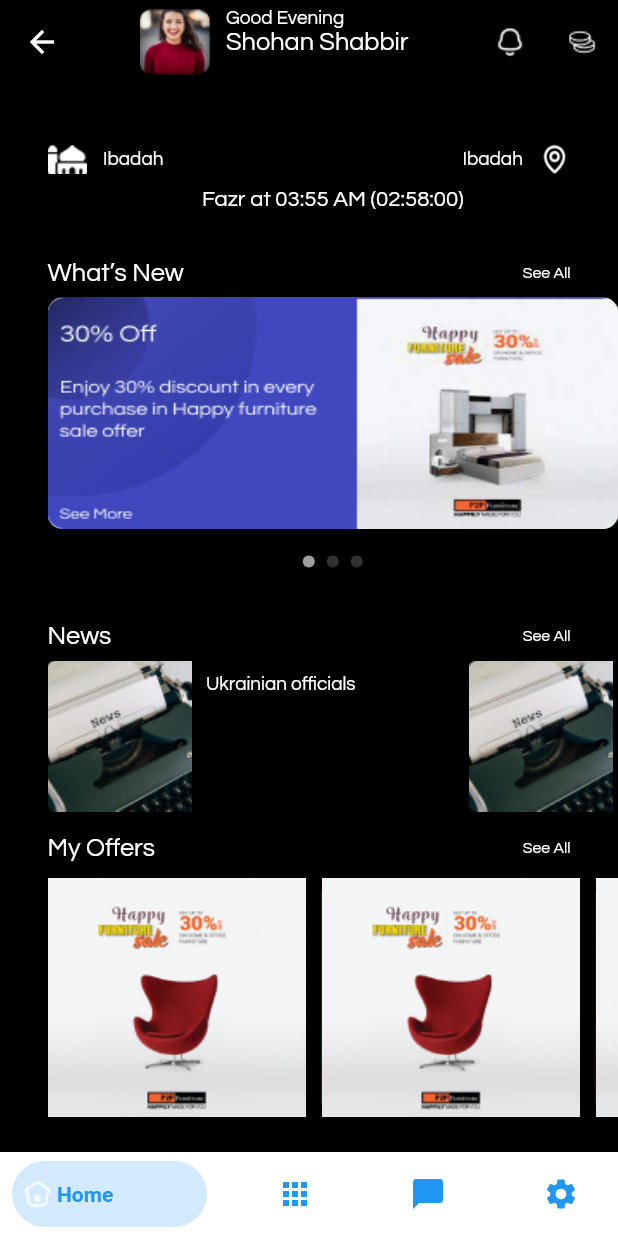
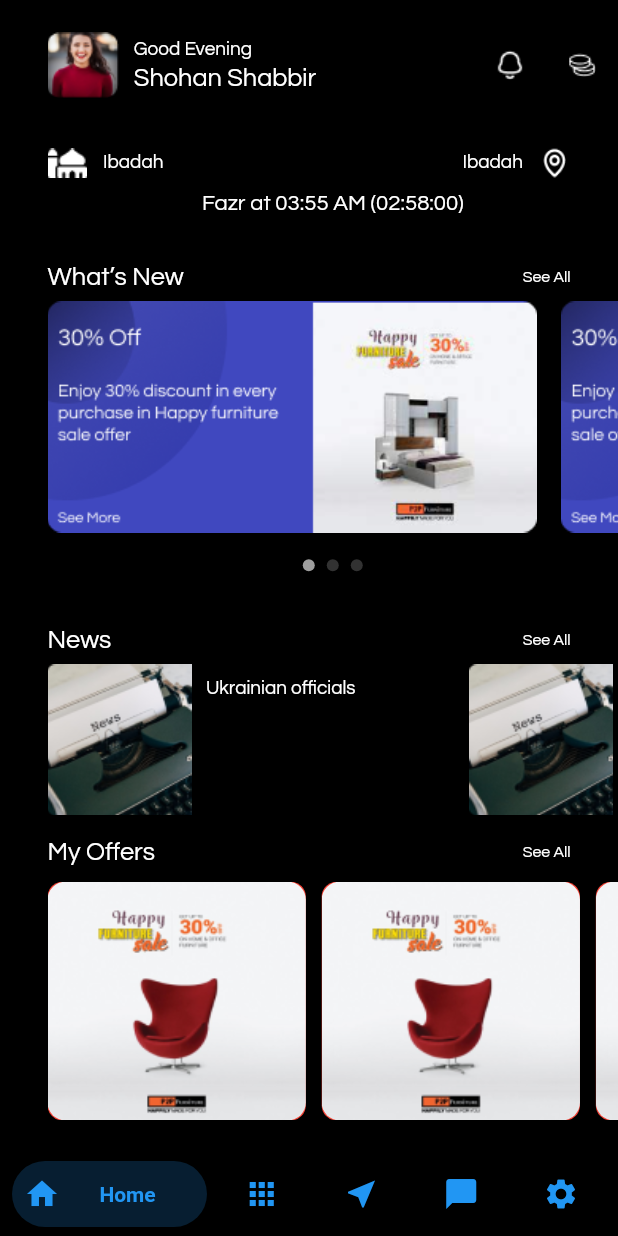
Before and after one commit to SyedMahide/final_ui, a Flutter app: the MainScreen screen opened directly, on a phone screen of 412 x 824 dp. Run offline on Flutter 3.47's test engine with Material 2 defaults, Android fonts, the phone set to English and light mode, and no system bars; drawn by our look-alikes of bottom_navy_bar, page_view_indicators; our stand-ins replace flutter_screenutil, pin_code_fields, smooth_page_indicator.

Commit message:
fix Home page

```diff
--- a/lib/ui/home_screen.dart
+++ b/lib/ui/home_screen.dart
@@ -15,7 +15,7 @@ class _HomeScreenState extends State<HomeScreen> {
     "assets/ad.png",
     "assets/ad.png",
   ];
-  final _addPageController = PageController();
+  final _addPageController = PageController(viewportFraction: 0.9);
   final _currentAddPageNotifier = ValueNotifier<int>(0);
   final _newsItems = [
     "assets/news.png",
@@ -40,13 +40,23 @@ class _HomeScreenState extends State<HomeScreen> {
   @override
   Widget build(BuildContext context) {
     return Scaffold(
-      appBar: AppBar(
-        title: Column(
+      backgroundColor: Colors.black,
+      body: SafeArea(
+        child: SingleChildScrollView(
+          child: Container(
+            margin: EdgeInsets.only(left: 30.w, top: 20.h),
+            child: Column(
+              // crossAxisAlignment: CrossAxisAlignment.start,
+              children: [
+                Column(
+                  children: [
+                    Row(
+                      mainAxisAlignment: MainAxisAlignment.spaceBetween,
                       children: [
                         Row(
                           children: [
                             Container(
-                  margin: EdgeInsets.only(left: 20.w),
+                              // margin: EdgeInsets.only(left: 20.w),
                               height: 45.h,
                               width: 45.w,
                               decoration: BoxDecoration(
@@ -61,7 +71,7 @@ class _HomeScreenState extends State<HomeScreen> {
                               height: 45.h,
                               margin: const EdgeInsets.only(left: 10),
                               child: Column(
-                    mainAxisAlignment: MainAxisAlignment.start,
+                                mainAxisAlignment: MainAxisAlignment.center,
                                 crossAxisAlignment: CrossAxisAlignment.start,
                                 children: [
                                   Text(
@@ -71,6 +81,9 @@ class _HomeScreenState extends State<HomeScreen> {
                                         color: Colors.white,
                                         fontSize: 12.sp,
                                         fontWeight: FontWeight.w500),
+                                  ),
+                                  SizedBox(
+                                    height: 4,
                                   ),
                                   Text(
                                     "Shohan Shabbir",
@@ -82,19 +95,11 @@ class _HomeScreenState extends State<HomeScreen> {
                                   ),
                                 ],
                               ),
-                )
-              ],
                             ),
                           ],
                         ),
-        backgroundColor: Colors.black,
-        actions: <Widget>[
-          /* IconButton(
-            icon: Image.asset('assets/Search.png'),
-            onPressed: () {
-              // do something
-            },
-          ),*/
+                        Row(
+                          children: [
                             IconButton(
                               icon: Image.asset('assets/Notification.png'),
                               onPressed: () {
@@ -106,17 +111,14 @@ class _HomeScreenState extends State<HomeScreen> {
                               onPressed: () {
                                 // do something
                               },
+                            ),
+                          ],
                         )
                       ],
                     ),
-      backgroundColor: Colors.black,
-      body: SafeArea(
-        child: SingleChildScrollView(
-          child: Container(
-            margin: EdgeInsets.only(left: 30.w, top: 40.h),
-            child: Column(
-              // crossAxisAlignment: CrossAxisAlignment.start,
-              children: [
+                    SizedBox(height: 30)
+                  ],
+                ),
                 Row(
                   children: [
                     Container(
@@ -323,7 +325,6 @@ class _HomeScreenState extends State<HomeScreen> {
     return Container(
       width: 163.w,
       height: 163.h,
-
       margin: EdgeInsets.only(right: 10.w),
       decoration: BoxDecoration(
         borderRadius: BorderRadius.circular(10),
@@ -331,10 +332,15 @@ class _HomeScreenState extends State<HomeScreen> {
       ),
       child: Stack(
         children: [
-          Image.asset(_offersItems[index],
+          ClipRRect(
+            borderRadius: BorderRadius.circular(12),
+            child: Image.asset(
+              _offersItems[index],
               height: double.infinity,
               width: double.infinity,
-              fit: BoxFit.fill),
+              fit: BoxFit.fill,
+            ),
+          )
         ],
       ),
     );
@@ -349,7 +355,6 @@ class _HomeScreenState extends State<HomeScreen> {
         borderRadius: BorderRadius.circular(10),
       ),
       child: Container(
-
         child: Row(
           children: [
             Container(
@@ -383,23 +388,7 @@ class _HomeScreenState extends State<HomeScreen> {
                             fontWeight: FontWeight.w400),
                       ),
                     ),
-
                     Spacer(),
-                    /*Row(
-                      children: [
-                        Spacer(),
-                        Container(
-                          child: Text(
-                            "Details",
-                            style: TextStyle(
-                                fontFamily: 'Questrial',
-                                color: Colors.white,
-                                fontSize: 12.sp,
-                                fontWeight: FontWeight.w400),
-                          ),
-                        ),
-                      ],
-                    ),*/
                   ],
                 ),
               ),
@@ -412,9 +401,12 @@ class _HomeScreenState extends State<HomeScreen> {
 
   _buildSlidPageView() {
     return Container(
+      // alignment: Alignment.centerLeft,
       height: 158.h,
       width: 244.w,
       child: PageView.builder(
+          padEnds: false,
+          pageSnapping: true,
           itemCount: _slideAddItems.length,
           controller: _addPageController,
           itemBuilder: (BuildContext context, int index) {
@@ -440,9 +432,10 @@ class _HomeScreenState extends State<HomeScreen> {
 
   Widget addSlider(int index) {
     return Container(
+      margin: EdgeInsets.only(right: 16),
       decoration: BoxDecoration(
         borderRadius: BorderRadius.circular(10),
-        color: Colors.white,
+        // color: Colors.white,
       ),
       child: Image.asset(_slideAddItems[index],
           height: double.infinity, width: double.infinity, fit: BoxFit.fill),
--- a/lib/ui/lifeStyle_screen.dart
+++ b/lib/ui/lifeStyle_screen.dart
@@ -1,3 +1,4 @@
+import 'package:final_ui/ui/main_screen.dart';
 import 'package:flutter/cupertino.dart';
 import 'package:flutter/material.dart';
 import 'package:final_ui/ui/home_screen.dart';
@@ -156,8 +157,7 @@ class _LifeStyleScreenState extends State<LifeStyleScreen> {
                     onPressed: () {
                       Navigator.push(
                         context,
-                        MaterialPageRoute(
-                            builder: (context) => HomeScreen()),
+                        MaterialPageRoute(builder: (context) => MainScreen()),
                       );
                     },
                     color: Color(0xff4048BF),
--- a/lib/ui/main_screen.dart
+++ b/lib/ui/main_screen.dart
@@ -19,6 +19,7 @@ class _MainScreenState extends State<MainScreen> {
     super.initState();
     _pageController = PageController();
   }
+
   @override
   void dispose() {
     _pageController.dispose();
@@ -36,13 +37,20 @@ class _MainScreenState extends State<MainScreen> {
           },
           children: <Widget>[
             HomeScreen(),
-            Container(color: Colors.red,),
-            Container(color: Colors.green,),
-            Container(color: Colors.blue,),
+            Container(
+              color: Colors.red,
+            ),
+            Container(
+              color: Colors.green,
+            ),
+            Container(
+              color: Colors.blue,
+            ),
           ],
         ),
       ),
       bottomNavigationBar: BottomNavyBar(
+        backgroundColor: Colors.black,
         selectedIndex: _currentIndex,
         onItemSelected: (index) {
           setState(() => _currentIndex = index);
@@ -50,20 +58,31 @@ class _MainScreenState extends State<MainScreen> {
         },
         items: <BottomNavyBarItem>[
           BottomNavyBarItem(
-              title: Text('Home'),
-              icon: Image.asset("assets/home.png")
+            // activeColor: Color(0xff4048BF),
+            title: Text('Home'),
+            icon: Icon(Icons.home),
+            //Image.asset("assets/home.png"),
+            textAlign: TextAlign.center,
           ),
           BottomNavyBarItem(
-              title: Text('Item Two'),
-              icon: Icon(Icons.apps)
+            title: Text('Item Two'),
+            icon: Icon(Icons.apps),
+            textAlign: TextAlign.center,
           ),
           BottomNavyBarItem(
-              title: Text('Item Three'),
-              icon: Icon(Icons.chat_bubble)
+            title: Text('Item Two'),
+            icon: Icon(Icons.near_me),
+            textAlign: TextAlign.center,
           ),
           BottomNavyBarItem(
-              title: Text('Item Four'),
-              icon: Icon(Icons.settings)
+            title: Text('Item Three'),
+            icon: Icon(Icons.chat_bubble),
+            textAlign: TextAlign.center,
+          ),
+          BottomNavyBarItem(
+            title: Text('Item Four'),
+            icon: Icon(Icons.settings),
+            textAlign: TextAlign.center,
           ),
         ],
       ),
```
Also changed, not shown: pubspec.lock. Lines whose indentation alone changed are shown as unchanged.
